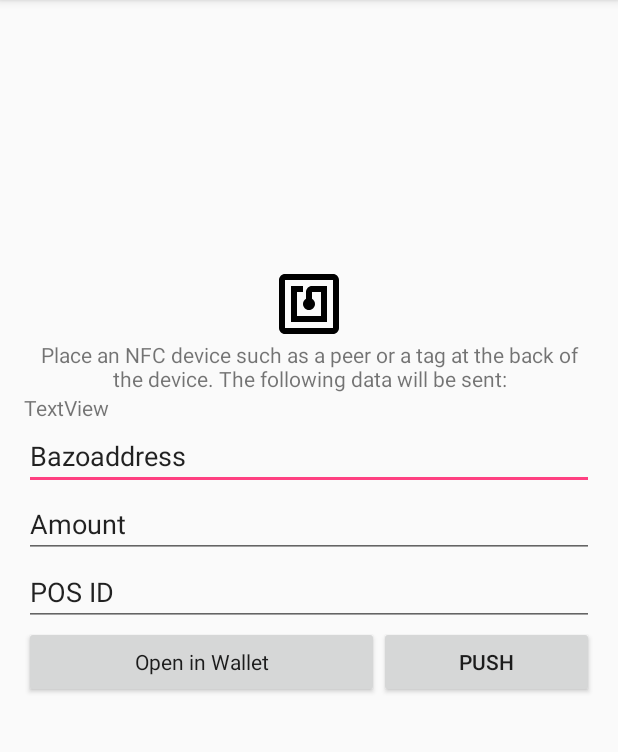
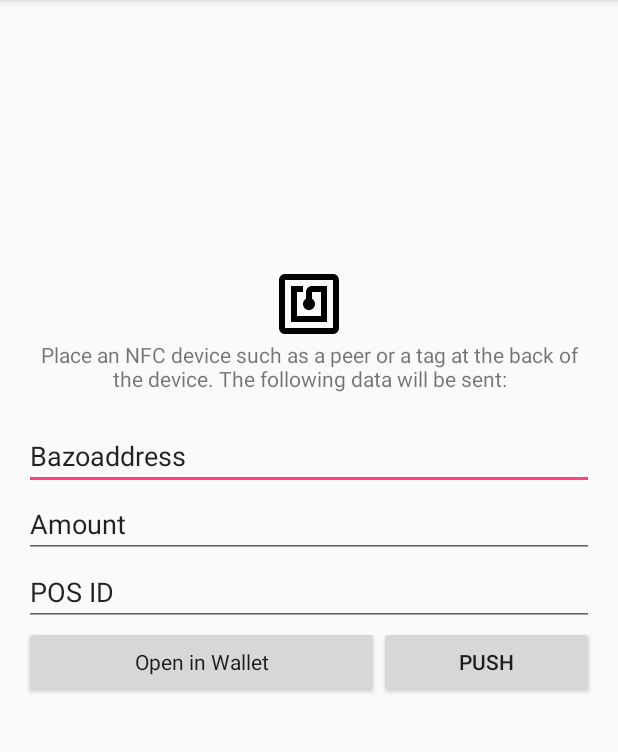
Before and after one commit to jvdassen/NFCBridge, an Android app: the MainActivity screen opened directly, with no data from a screen before it, on a phone screen of 412 x 824 dp, the part 84-836 px from its top. Run offline under Robolectric (Android 15) with nearby library versions, the phone set to English and light mode, and no system bars; 1 statement that could not run was skipped.

```diff
--- a/app/src/main/res/layout/activity_main.xml
+++ b/app/src/main/res/layout/activity_main.xml
@@ -37,8 +37,7 @@
         <TextView
             android:id="@+id/message_to_send"
             android:layout_width="match_parent"
-            android:layout_height="wrap_content"
-            android:text="TextView" />
+            android:layout_height="wrap_content" />
 
         <LinearLayout
             android:layout_width="match_parent"
```
Also changed, not shown: app/src/main/java/ch/uzh/csg/nfcbridge/MainActivity.java (+6 -3 lines).
